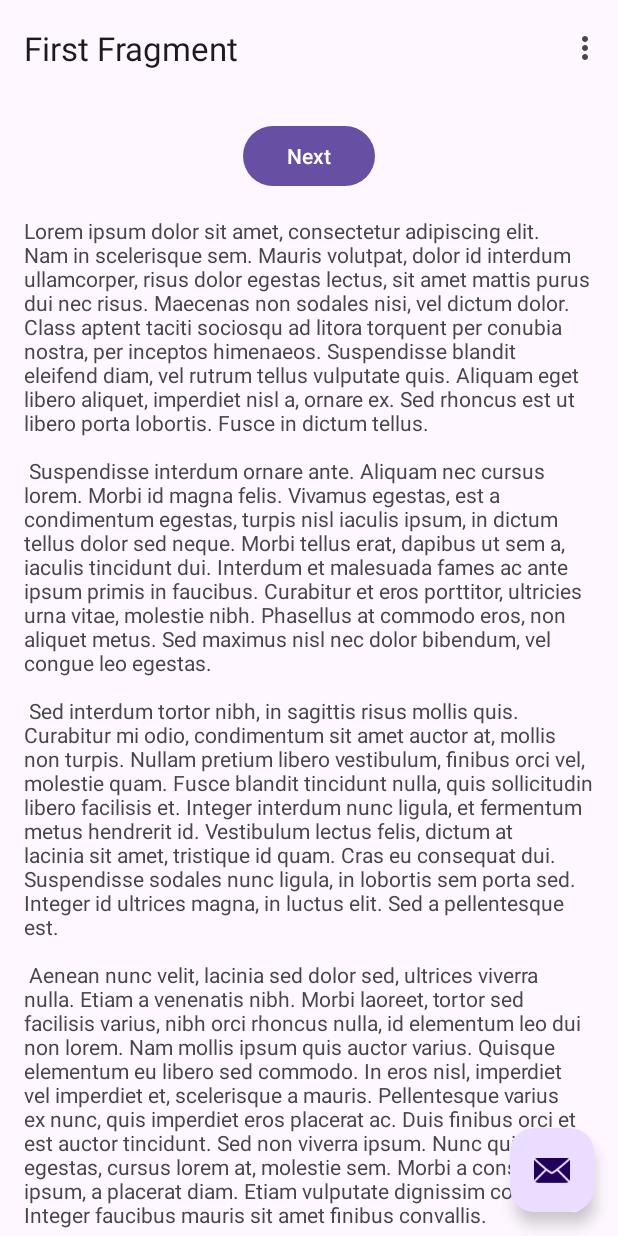
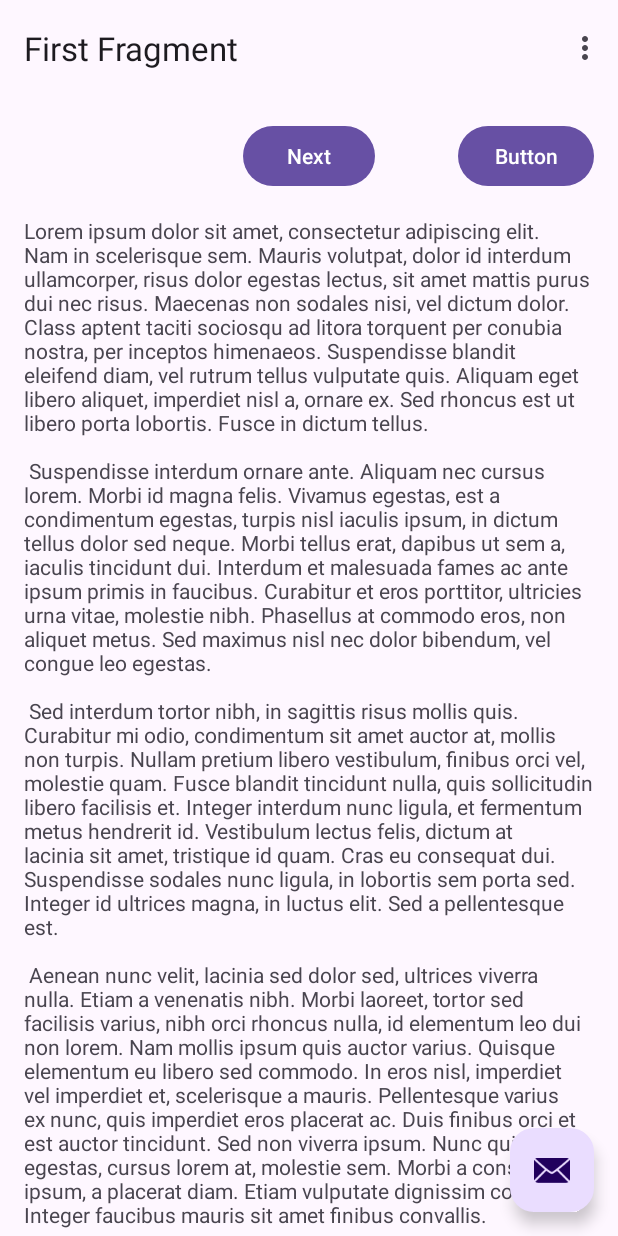
Before and after one commit to suer/HelloHilt, an Android app: the screen it shows after launch (MainActivity), on a phone screen of 412 x 824 dp. Run offline under Robolectric (Android 15) with nearby library versions, the phone set to English and light mode, and no system bars; our stand-ins replace navigation-ui.

```diff
--- a/app/src/main/java/com/example/hellohilt/FirstFragment.kt
+++ b/app/src/main/java/com/example/hellohilt/FirstFragment.kt
@@ -5,6 +5,7 @@ import androidx.fragment.app.Fragment
 import android.view.LayoutInflater
 import android.view.View
 import android.view.ViewGroup
+import androidx.fragment.app.viewModels
 import androidx.navigation.fragment.findNavController
 import com.example.hellohilt.databinding.FragmentFirstBinding
 
@@ -12,6 +13,8 @@ import com.example.hellohilt.databinding.FragmentFirstBinding
  * A simple [Fragment] subclass as the default destination in the navigation.
  */
 class FirstFragment : Fragment() {
+
+    private val viewModel: FirstViewModel by viewModels()
 
     private var _binding: FragmentFirstBinding? = null
 
@@ -35,6 +38,10 @@ class FirstFragment : Fragment() {
         binding.buttonFirst.setOnClickListener {
             findNavController().navigate(R.id.action_FirstFragment_to_SecondFragment)
         }
+
+        binding.button.setOnClickListener {
+            binding.textviewFirst.text = viewModel.getText()
+        }
     }
 
     override fun onDestroyView() {
--- /dev/null
+++ b/app/src/main/java/com/example/hellohilt/FooRepository.kt
@@ -0,0 +1,5 @@
+package com.example.hellohilt
+
+class FooRepository {
+    fun fetch() = (Math.random() * 10000).toInt()
+}
--- a/app/src/main/res/layout/fragment_first.xml
+++ b/app/src/main/res/layout/fragment_first.xml
@@ -31,5 +31,13 @@
             app:layout_constraintEnd_toEndOf="parent"
             app:layout_constraintStart_toStartOf="parent"
             app:layout_constraintTop_toBottomOf="@id/button_first" />
+
+        <Button
+            android:id="@+id/button"
+            android:layout_width="wrap_content"
+            android:layout_height="wrap_content"
+            android:text="Button"
+            app:layout_constraintEnd_toEndOf="parent"
+            app:layout_constraintTop_toTopOf="parent" />
     </androidx.constraintlayout.widget.ConstraintLayout>
 </androidx.core.widget.NestedScrollView>
```
Also changed, not shown: app/src/main/java/com/example/hellohilt/FirstViewModel.kt (added, +9 -0 lines).
